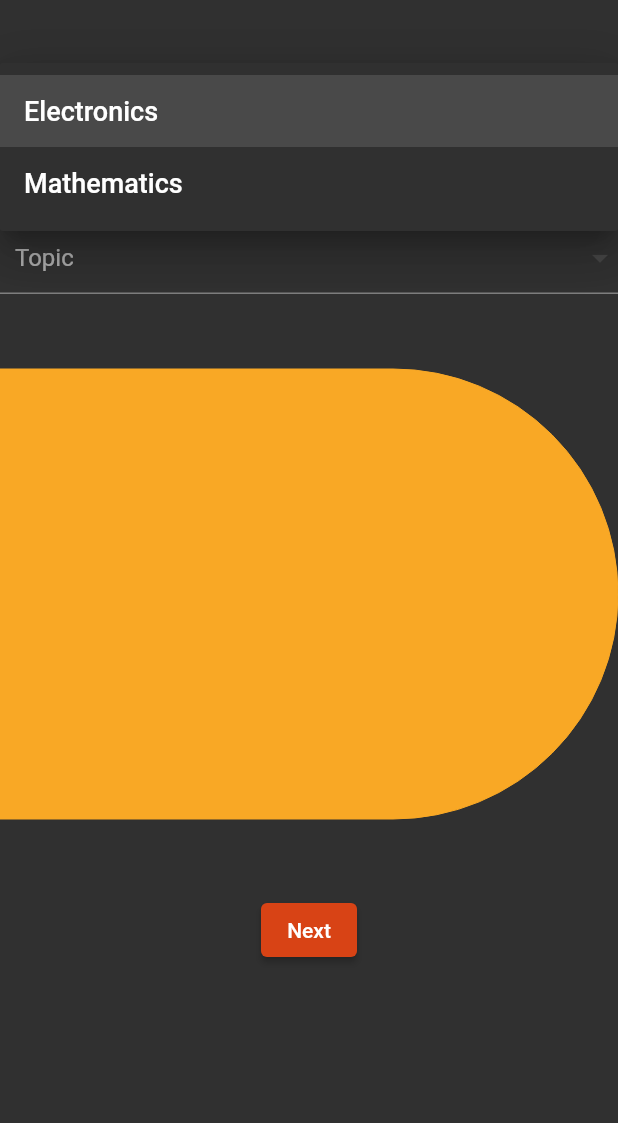
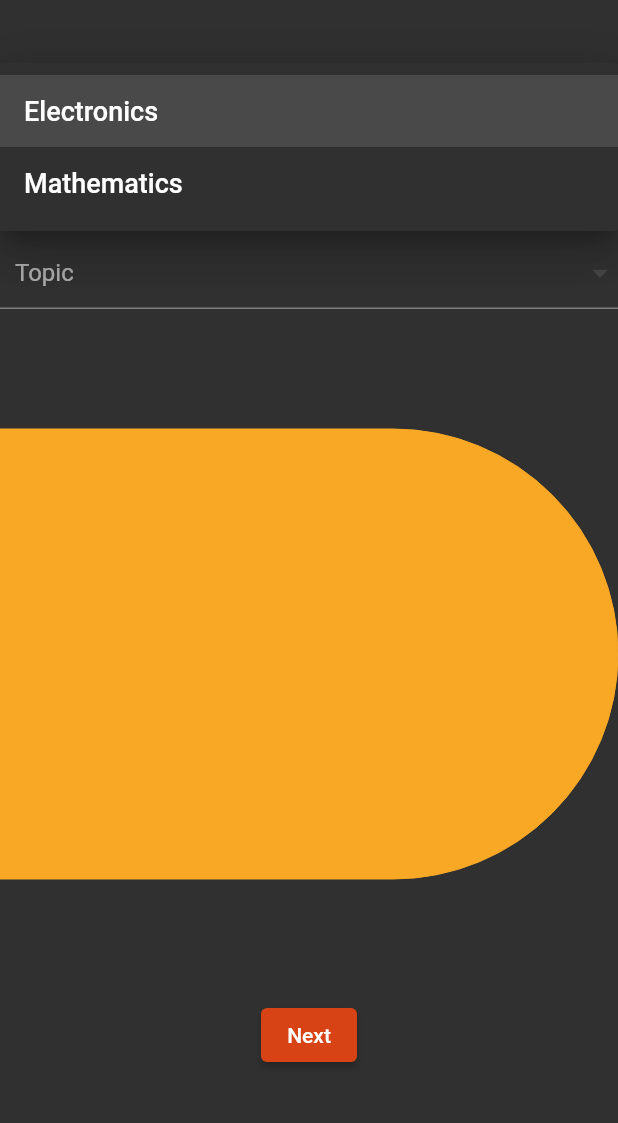
Before and after one commit to srujanb99/procis3d, a Flutter app: the screen it shows after launch, after a tap on "Subject", on a phone screen of 412 x 824 dp, the part 84-1207 px from its top. Run offline on Flutter 3.47's test engine with Material 2 defaults, Android fonts, the light colour scheme and no system bars; drawn by our look-alikes of flutter_advanced_drawer; our stand-ins replace photo_view, screenshot; missing offline and left inert: flutter_cube.

Commit message:
Fixed padding & scrolling issues

```diff
--- a/lib/screens/param_output.dart
+++ b/lib/screens/param_output.dart
@@ -12,7 +12,7 @@ class ParamsOutput extends StatelessWidget {
     return ScaffoldTheme(
       title: 'Parameters & Output',
       body: Padding(
-        padding: const EdgeInsets.all(20.0),
+        padding: const EdgeInsets.symmetric(vertical: 30.0, horizontal: 20.0),
         child: Column(
           mainAxisAlignment: MainAxisAlignment.spaceEvenly,
           crossAxisAlignment: CrossAxisAlignment.center,
--- a/lib/screens/selection_page.dart
+++ b/lib/screens/selection_page.dart
@@ -198,14 +198,14 @@ class _SelectionState extends State<Selection> {
     else
       selectedType = 'Theory';
 
-    return SingleChildScrollView(
-      child: Column(
-        mainAxisAlignment: MainAxisAlignment.spaceEvenly,
+    final ScrollController scrollController = ScrollController();
+    return ListView(
+      controller: scrollController,
       children: [
         Padding(
           padding: const EdgeInsets.only(
             top: 50.0,
-              bottom: 25.0,
+            bottom: 30.0,
           ),
           child: DropDownSelector(
             value: subject,
@@ -223,7 +223,7 @@ class _SelectionState extends State<Selection> {
           ).dropDownSelector(),
         ),
         Padding(
-            padding: const EdgeInsets.symmetric(vertical: 25.0),
+          padding: const EdgeInsets.symmetric(vertical: 30.0),
           child: DropDownSelector(
             value: topic,
             valueList: getTopics(subject),
@@ -239,7 +239,7 @@ class _SelectionState extends State<Selection> {
           ).dropDownSelector(),
         ),
         Padding(
-            padding: const EdgeInsets.symmetric(vertical: 25.0),
+          padding: const EdgeInsets.symmetric(vertical: 50.0),
           child: Center(
             child: DefaultTextStyle.merge(
               style: kFormTitle,
@@ -262,7 +262,8 @@ class _SelectionState extends State<Selection> {
           ),
         ),
         Padding(
-            padding: const EdgeInsets.symmetric(vertical: 25.0),
+          padding: const EdgeInsets.symmetric(vertical: 30.0),
+          child: Center(
             child: ElevatedButton(
               style: ElevatedButton.styleFrom(
                 primary: Colors.deepOrange.shade800,
@@ -281,8 +282,8 @@ class _SelectionState extends State<Selection> {
               },
             ),
           ),
+        ),
       ],
-      ),
     );
   }
 }
```
Also changed, not shown: lib/objects/objects_view.dart (+14 -7 lines). Lines whose indentation alone changed are shown as unchanged.
